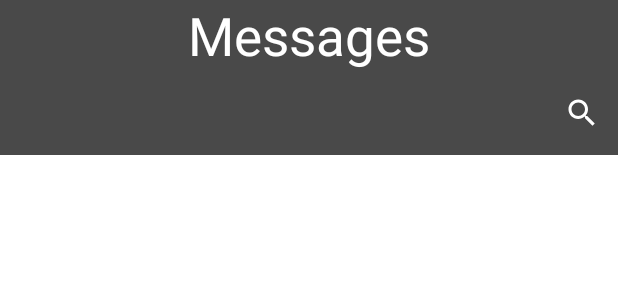
After one commit to Yessine68/PandApp-Android, an Android app: the layout activity_message_view.xml on its own in the app's theme, with its tools: preview values and no code run, on a phone screen of 412 x 824 dp. The commit adds this screen. Shown: the top 300 px of the screen. Run offline under Robolectric (Android 15) with nearby library versions, the phone set to English and light mode, and no system bars.

Commit message:
commit from class

```diff
--- a/app/src/main/AndroidManifest.xml
+++ b/app/src/main/AndroidManifest.xml
@@ -12,6 +12,9 @@
         android:supportsRtl="true"
         android:theme="@style/Theme.AndroidPim">
         <activity
+            android:name=".MainActivity2"
+            android:exported="false" />
+        <activity
             android:name=".view.Signup"
             android:exported="false" />
         <activity
@@ -22,11 +25,10 @@
             android:exported="false" />
         <activity
             android:name=".view.upload_post"
-            android:exported="false"/>
+            android:exported="false" />
         <activity
             android:name=".view.SplashScreen"
             android:exported="true">
-
             <intent-filter>
                 <action android:name="android.intent.action.MAIN" />
 
--- a/app/src/main/java/com/example/androidpim/service/RetrofitApi.kt
+++ b/app/src/main/java/com/example/androidpim/service/RetrofitApi.kt
@@ -15,12 +15,12 @@ interface RetrofitApi {
     fun userSignUp(
         @PartMap data : LinkedHashMap<String, RequestBody>,
         //@Part profilePicture: MultipartBody.Part
-    ) : Call<User>
+    ) : Call<UserLoggedIn>
 
 
     @POST("/auth")
     fun userLogin(
-        @Body user: User
+        @Body user: UserLoggedIn
     ):Call<UserLoggedIn>
 
     /*
@@ -31,7 +31,7 @@ interface RetrofitApi {
         fun create() : RetrofitApi {
             val retrofit = Retrofit.Builder()
                 .addConverterFactory(GsonConverterFactory.create())
-                .baseUrl("http://10.0.2.2:3000/")
+                .baseUrl("https://glacial-taiga-36886.herokuapp.com/")
                 .build()
             return retrofit.create(RetrofitApi::class.java)
 
--- a/app/src/main/java/com/example/androidpim/view/Login.kt
+++ b/app/src/main/java/com/example/androidpim/view/Login.kt
@@ -10,7 +10,6 @@ import android.widget.CheckBox
 import android.widget.EditText
 import android.widget.Toast
 import com.example.androidpim.R
-import com.example.androidpim.models.User
 import com.example.androidpim.models.UserLoggedIn
 import com.example.androidpim.service.RetrofitApi
 import retrofit2.Call
@@ -44,7 +43,7 @@ class Login : AppCompatActivity() {
 
 
         //--------------------------------------------------
-        login.setOnClickListener { var user = User()
+        login.setOnClickListener { var user = UserLoggedIn()
             user.email = email.text.toString()
             user.password = password.text.toString()
             val apiuser = RetrofitApi.create().userLogin(user)
@@ -69,7 +68,6 @@ class Login : AppCompatActivity() {
                                 putString("tokenUser", response.body()?.token.toString())
                                 //putBoolean("session", true)
                             }.apply()
-
                             finish()
 
                         val intent = Intent(applicationContext, Home::class.java)
--- a/app/src/main/java/com/example/androidpim/view/SplashScreen.kt
+++ b/app/src/main/java/com/example/androidpim/view/SplashScreen.kt
@@ -8,7 +8,6 @@ import android.os.Bundle
 import android.os.Handler
 import android.widget.Toast
 import com.example.androidpim.R
-import com.example.androidpim.models.User
 import com.example.androidpim.models.UserLoggedIn
 import com.example.androidpim.service.RetrofitApi
 import retrofit2.Call
@@ -25,7 +24,7 @@ class SplashScreen : AppCompatActivity() {
         supportActionBar?.hide();
         lateinit var handler: Handler
         //-------------------------------------------------------
-        var user = User()
+        var user = UserLoggedIn()
         val email: String = mSharedPref.getString("email", "zwayten").toString()
         val password: String = mSharedPref.getString("password", "zwayten").toString()
         var remember: Boolean = false
--- a/app/src/main/res/layout/activity_login.xml
+++ b/app/src/main/res/layout/activity_login.xml
@@ -107,7 +107,7 @@
     <CheckBox
         android:id="@+id/checkBox"
         android:layout_width="241dp"
-        android:layout_height="43dp"
+        android:layout_height="48dp"
         android:layout_marginTop="20dp"
         android:text="Remember me"
         app:layout_constraintEnd_toEndOf="parent"
--- /dev/null
+++ b/app/src/main/res/layout/activity_message_view.xml
@@ -0,0 +1,58 @@
+<?xml version="1.0" encoding="utf-8"?>
+<RelativeLayout
+    xmlns:android="http://schemas.android.com/apk/res/android"
+    xmlns:app="http://schemas.android.com/apk/res-auto"
+    xmlns:tools="http://schemas.android.com/tools"
+    android:layout_width="match_parent"
+    android:layout_height="match_parent"
+    tools:context=".Activities.MessageViewActivity">
+
+    <com.google.android.material.appbar.AppBarLayout
+        android:id="@+id/appBar"
+        android:layout_width="match_parent"
+        android:layout_height="wrap_content"
+        android:background="@color/appBar"
+        app:elevation="0dp">
+
+        <RelativeLayout
+            android:layout_width="match_parent"
+            android:layout_height="wrap_content">
+
+            <TextView
+                android:layout_width="wrap_content"
+                android:layout_height="wrap_content"
+                android:layout_centerHorizontal="true"
+                android:background="@color/appBar"
+                android:text="Messages"
+                android:textSize="35dp"
+                android:textColor="@color/tabTextColor" />
+
+        </RelativeLayout>
+
+        <androidx.appcompat.widget.Toolbar
+            android:id="@+id/toolbar"
+            android:layout_width="match_parent"
+            android:layout_height="wrap_content"
+            android:background="@color/appBar"
+            android:theme="@style/ThemeOverlay.AppCompat.Dark.ActionBar"
+            app:popupTheme="@style/ThemeOverlay.AppCompat.Light">
+
+            <androidx.appcompat.widget.SearchView
+                android:id="@+id/searchView"
+                android:layoutDirection="rtl"
+                android:layout_width="match_parent"
+                android:layout_height="wrap_content" />
+
+        </androidx.appcompat.widget.Toolbar>
+
+    </com.google.android.material.appbar.AppBarLayout>
+
+    <ListView
+        android:id="@+id/listView"
+        android:layout_width="fill_parent"
+        android:layout_height="match_parent"
+        android:layout_below="@id/appBar"
+        android:divider="@null"
+        android:dividerHeight="0dp" />
+
+</RelativeLayout>
--- a/build.gradle
+++ b/build.gradle
@@ -2,7 +2,7 @@
 plugins {
     id 'com.android.application' version '7.1.2' apply false
     id 'com.android.library' version '7.1.2' apply false
-    id 'org.jetbrains.kotlin.android' version '1.6.10' apply false
+    id 'org.jetbrains.kotlin.android' version '1.6.20' apply false
 }
 
 task clean(type: Delete) {
```
Also changed, not shown: app/src/main/java/com/example/androidpim/models/Post.kt (added, +12 -0 lines), app/src/main/java/com/example/androidpim/models/User.kt (+1 -14 lines), app/src/main/java/com/example/androidpim/view/Signup.kt (+5 -5 lines), app/src/main/res/layout/activity_message.xml (added, +50 -0 lines), app/src/main/res/layout/fragment_found.xml (added, +18 -0 lines), app/src/main/res/layout/fragment_lost.xml (added, +18 -0 lines), app/src/main/res/layout/home.xml (added, +97 -0 lines), app/src/main/res/layout/navigation_header.xml (added, +17 -0 lines), app/src/main/res/layout/pop_up.xml (added, +132 -0 lines), app/src/main/res/menu/navigation_items.xml (added, +11 -0 lines).
